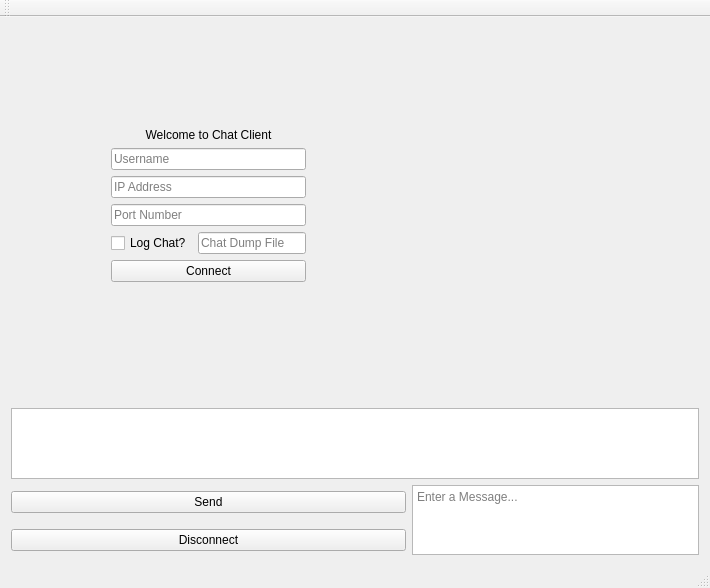
This is assign3/mainwindow.ui in ChemCity/LinuxChat as Qt 5 draws it before an edit. The edited form follows.
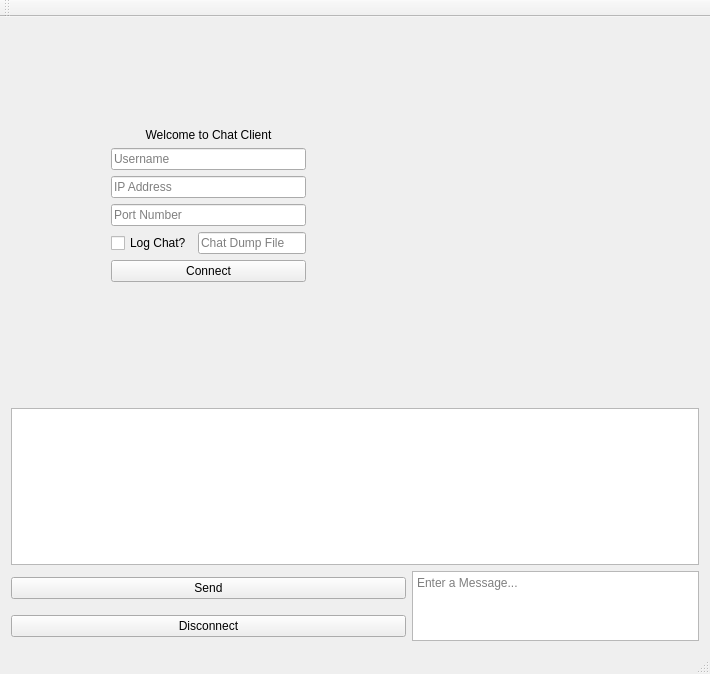
This is the edited form.

What changed in the file:
```diff
--- a/assign3/mainwindow.ui
+++ b/assign3/mainwindow.ui
@@ -10,7 +10,7 @@
     <x>0</x>
     <y>0</y>
     <width>710</width>
-    <height>588</height>
+    <height>674</height>
    </rect>
   </property>
   <property name="windowTitle">
```
Left out of the diff: 12 changed lines with no effect on the pictures.
